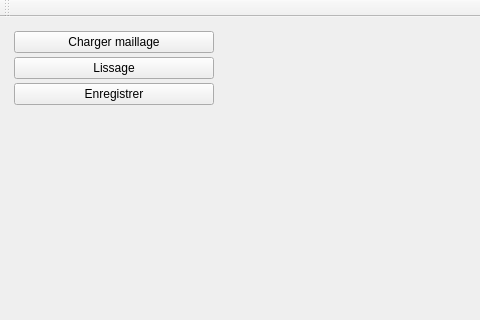
Above: starterLight/mainwindow.ui from charlyfinette/tp-lissage before the change; both pictures show x 0 to 480 and y 0 to 320 of the 632 by 408 pixel window. Below: the same form after it.
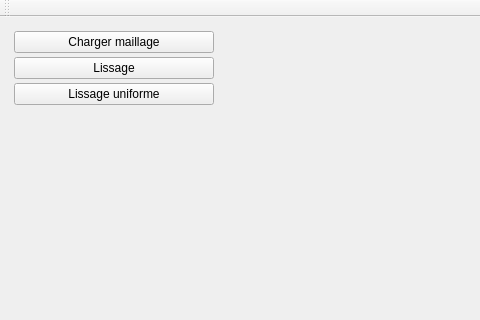
That is the form after the change. Custom widgets are drawn as their Qt base class.

The edit to the form file:
```diff
--- a/starterLight/mainwindow.ui
+++ b/starterLight/mainwindow.ui
@@ -68,7 +68,7 @@
        <item>
         <widget class="QPushButton" name="pushButton_enregistrer">
          <property name="text">
-          <string>Enregistrer</string>
+          <string>Lissage uniforme</string>
          </property>
         </widget>
        </item>
```
Left out of the diff: 2 changed lines with no effect on the pictures.
